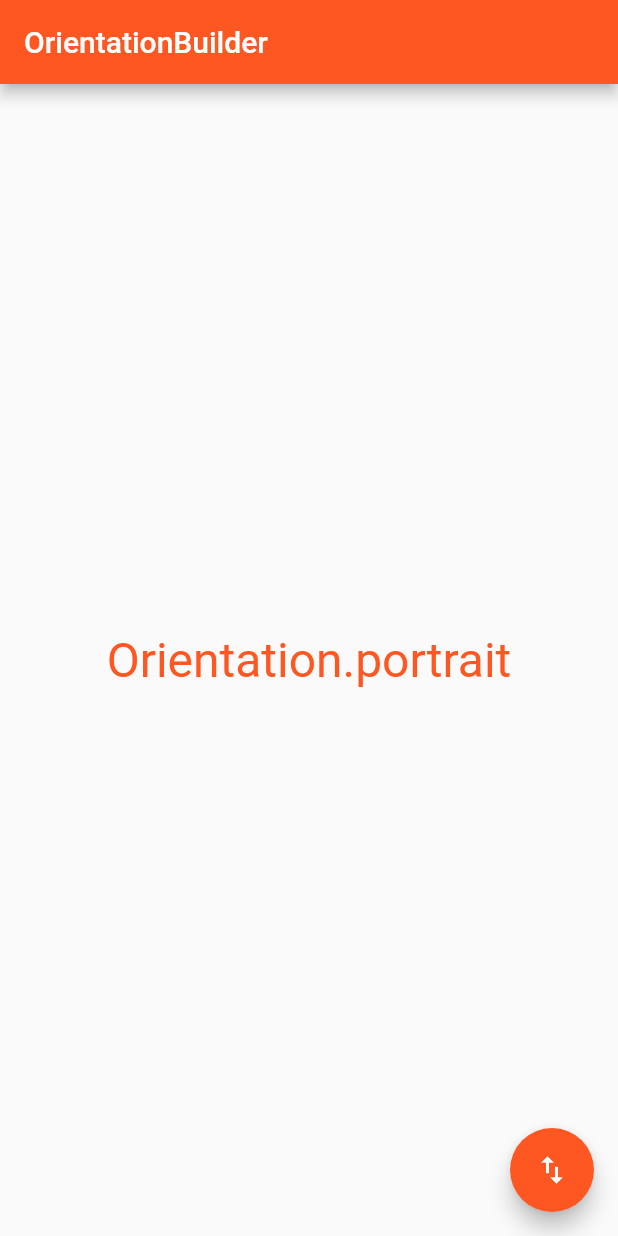
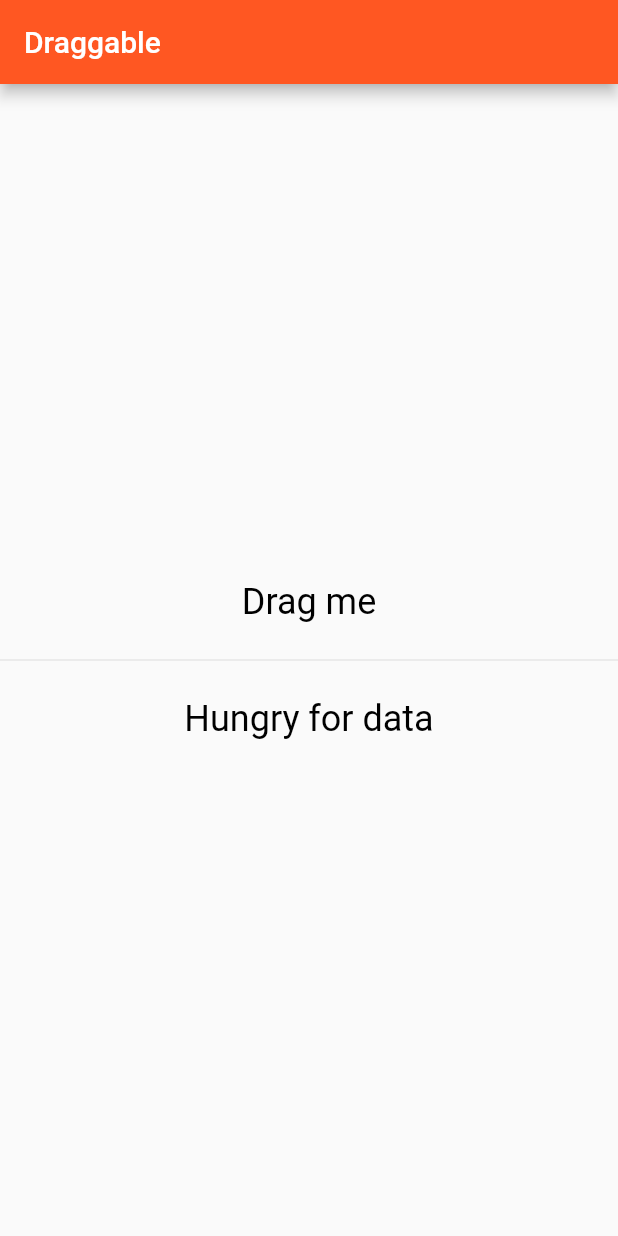
Before and after one commit to filiph/flutter_friday, a Flutter app: the screen it shows after launch, on a phone screen of 412 x 824 dp. Run offline on Flutter 3.47's test engine with Material 2 defaults, Android fonts, the phone set to English and light mode, and no system bars.

Commit message:
Draggable

```diff
--- a/lib/main.dart
+++ b/lib/main.dart
@@ -12,22 +12,6 @@ int fibonacci(int n) {
   return n < 2 ? n : (fibonacci(n - 1) + fibonacci(n - 2));
 }
 
-class InheritedColor extends InheritedWidget {
-  final Color color;
-
-  InheritedColor({
-    Key key,
-    @required this.color,
-    Widget child,
-  }) : super(key: key, child: child);
-
-  @override
-  bool updateShouldNotify(InheritedColor oldWidget) => oldWidget.color != color;
-
-  static InheritedColor of(BuildContext context) =>
-      context.inheritFromWidgetOfExactType(InheritedColor);
-}
-
 class MyApp extends StatefulWidget {
   @override
   MyAppState createState() {
@@ -38,46 +22,70 @@ class MyApp extends StatefulWidget {
 class MyAppState extends State<MyApp> {
   @override
   Widget build(BuildContext context) {
-    return InheritedColor(
-      color: Colors.deepOrange,
-      child: MaterialApp(
+    return MaterialApp(
         title: 'Flutter Demo',
         theme: new ThemeData(
           primarySwatch: Colors.deepOrange,
         ),
         home: Scaffold(
           appBar: AppBar(
-              title: Text('OrientationBuilder'),
+            title: Text('Draggable'),
           ),
           body: MyHomePage(),
-            floatingActionButton: FloatingActionButton(
-              onPressed: _changeColor,
-              child: Icon(Icons.swap_vert),
-            ),
-          )),
-    );
-  }
-
-  void _changeColor() {
-    setState(() {});
+//          floatingActionButton: FloatingActionButton(
+//            onPressed: () {},
+//            child: Icon(Icons.swap_vert),
+//          ),
+        ));
   }
 }
 
 class MyHomePage extends StatelessWidget {
   @override
   Widget build(BuildContext context) {
-    return Center(
-      child: OrientationBuilder(
-        builder: (context, orientation) {
-          return Text(
-            orientation.toString(),
-            style: TextStyle(
-              fontSize: 32.0,
-              color: InheritedColor.of(context).color,
+    return DefaultTextStyle(
+      style: TextStyle(fontSize: 24.0, inherit: true, color: Colors.black),
+      child: Center(
+          child: Column(
+        mainAxisSize: MainAxisSize.min,
+        children: <Widget>[
+
+
+
+
+
+
+
+
+
+
+
+
+          Draggable(
+            feedback: Material(
+              color: Colors.transparent,
+              child: Text("Oooooh!"),
             ),
-          );
-        },
+            child: Text("Drag me"),
+            data: 42,
           ),
+
+          Divider(height: 50.0),
+
+          DragTarget<int>(
+            builder: (context, candidateData, rejectedData) =>
+                candidateData.isEmpty
+                    ? Text("Hungry for data")
+                    : Text("Looking forward to $candidateData"),
+          ),
+
+
+
+
+
+
+        ],
+      )),
     );
   }
 }
```
Also changed, not shown: pubspec.lock. Lines whose indentation alone changed are shown as unchanged.
